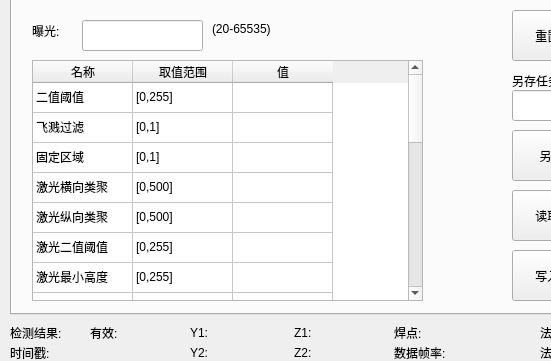
This is qtmysunnydlg.ui in qubo188612/qtwelding as Qt 5 draws it before an edit; both pictures show x 0 to 551 and y 266 to 627 of the 1220 by 758 pixel window. The edited form follows.
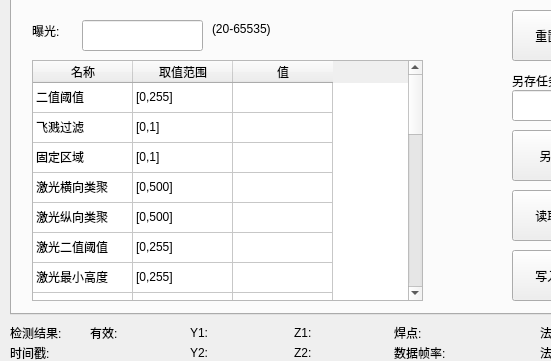
This is the edited form. The open tabs and pages were chosen to show the change. Custom widgets are drawn as their Qt base class.

```diff
--- a/qtmysunnydlg.ui
+++ b/qtmysunnydlg.ui
@@ -5509,6 +5509,21 @@
        <string>22</string>
       </property>
      </row>
+     <row>
+      <property name="text">
+       <string>23</string>
+      </property>
+     </row>
+     <row>
+      <property name="text">
+       <string>24</string>
+      </property>
+     </row>
+     <row>
+      <property name="text">
+       <string>25</string>
+      </property>
+     </row>
      <column>
       <property name="text">
        <string>名称</string>
@@ -5854,6 +5869,51 @@
        <string/>
       </property>
      </item>
+     <item row="22" column="0">
+      <property name="text">
+       <string>结果滤波</string>
+      </property>
+     </item>
+     <item row="22" column="1">
+      <property name="text">
+       <string>[0,1]</string>
+      </property>
+     </item>
+     <item row="22" column="2">
+      <property name="text">
+       <string/>
+      </property>
+     </item>
+     <item row="23" column="0">
+      <property name="text">
+       <string>系统噪声</string>
+      </property>
+     </item>
+     <item row="23" column="1">
+      <property name="text">
+       <string>[0,10000]</string>
+      </property>
+     </item>
+     <item row="23" column="2">
+      <property name="text">
+       <string/>
+      </property>
+     </item>
+     <item row="24" column="0">
+      <property name="text">
+       <string>测量噪声</string>
+      </property>
+     </item>
+     <item row="24" column="1">
+      <property name="text">
+       <string>[0,10000]</string>
+      </property>
+     </item>
+     <item row="24" column="2">
+      <property name="text">
+       <string/>
+      </property>
+     </item>
     </widget>
     <widget class="QPushButton" name="initTab9Btn">
      <property name="geometry">
```
Left out of the diff: 302 changed lines with no effect on the pictures.
